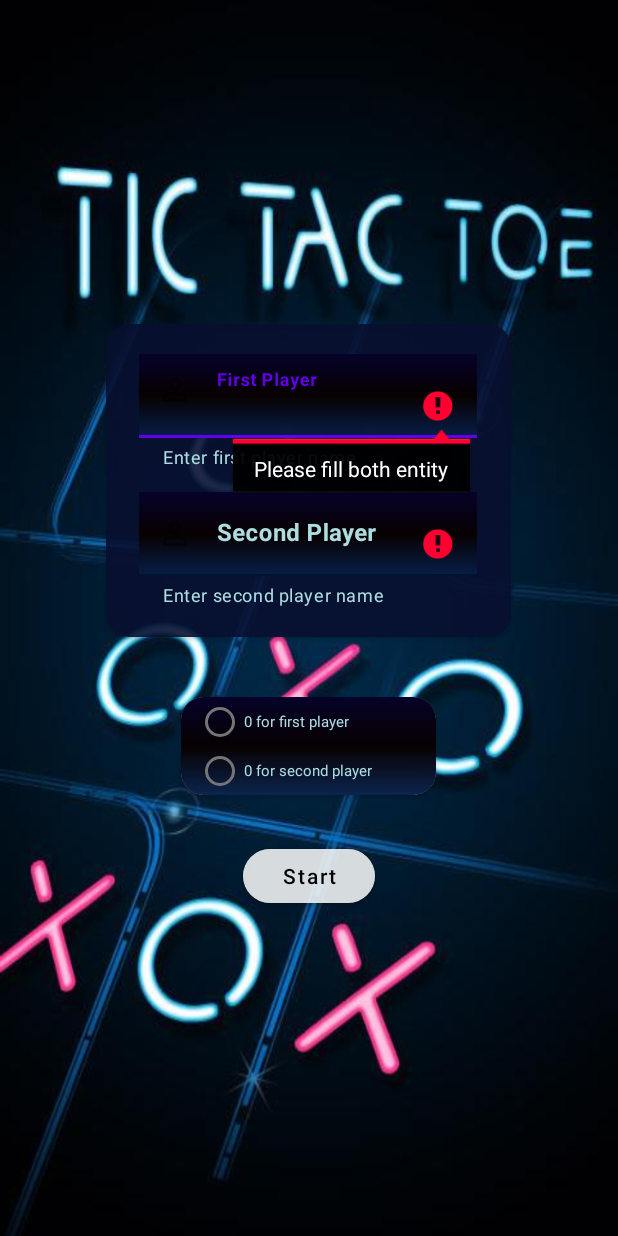
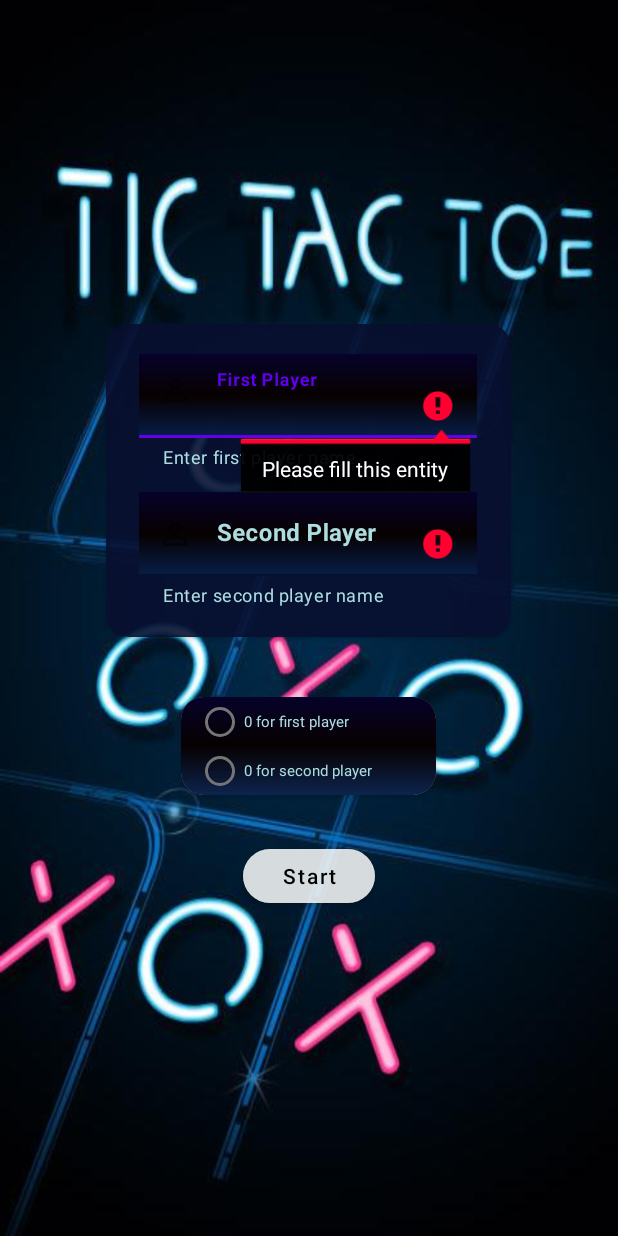
Before and after one commit to Ashishmaley/Tic_Tac_Toe, an Android app: the screen it shows after launch (StartingActivity), after a tap on an icon or button, on a phone screen of 412 x 824 dp. Run offline under Robolectric (Android 15) with nearby library versions, the phone set to English and light mode, and no system bars.

Commit message:
Some bug resolved

```diff
--- a/app/src/main/java/com/example/tictactoe/MainActivity.kt
+++ b/app/src/main/java/com/example/tictactoe/MainActivity.kt
@@ -98,8 +98,7 @@ class MainActivity : AppCompatActivity() {
             {
                 isWinner = moves[v1]
                 // Break out of the loop when condition is met
-                Toast.makeText(this,"$isWinner's team win the game",Toast.LENGTH_SHORT).show()
-                ShowCustomAlertDialog(this)
+                showCustomAlertDialog(this)
                 winn = true
                 return@forEachIndexed
             }
@@ -133,7 +132,7 @@ class MainActivity : AppCompatActivity() {
 
 
     // Custom Alert Dialog
-    fun ShowCustomAlertDialog(context: Context) {
+    private fun showCustomAlertDialog(context: Context) {
         val alertDialog = AlertDialog.Builder(context)
         val inflater = LayoutInflater.from(context)
         val dialogView = inflater.inflate(R.layout.winner, null)
--- a/app/src/main/java/com/example/tictactoe/StartingActivity.kt
+++ b/app/src/main/java/com/example/tictactoe/StartingActivity.kt
@@ -55,14 +55,15 @@ class StartingActivity : AppCompatActivity() {
                     putExtra(Names.player2, secondT)
                     putExtra(Names.currentState,startsymbo)
                 })
+                finish()
             }
             if(first.text?.isEmpty() == true){
-                first.error= "Please fill both entity"
+                first.error= "Please fill this entity"
             }
             if(second.text?.isEmpty() == true){
-                second.error= "Please fill both entity"
+                second.error= "Please fill this entity"
             }
-            if(startsymbo?.isEmpty()==true)
+            if(startsymbo?.isEmpty() ==true)
             {
                Toast.makeText(this,getString(R.string.check_one_of_Two),Toast.LENGTH_SHORT).show()
             }
```
